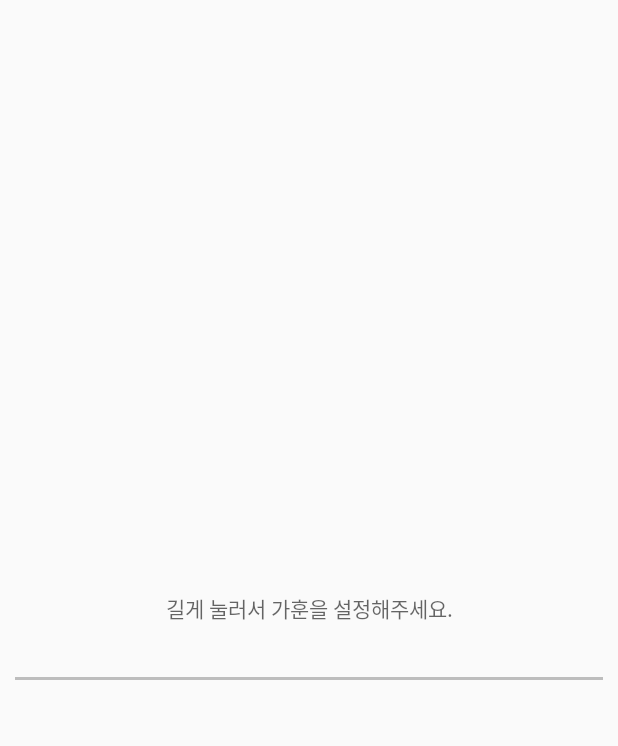
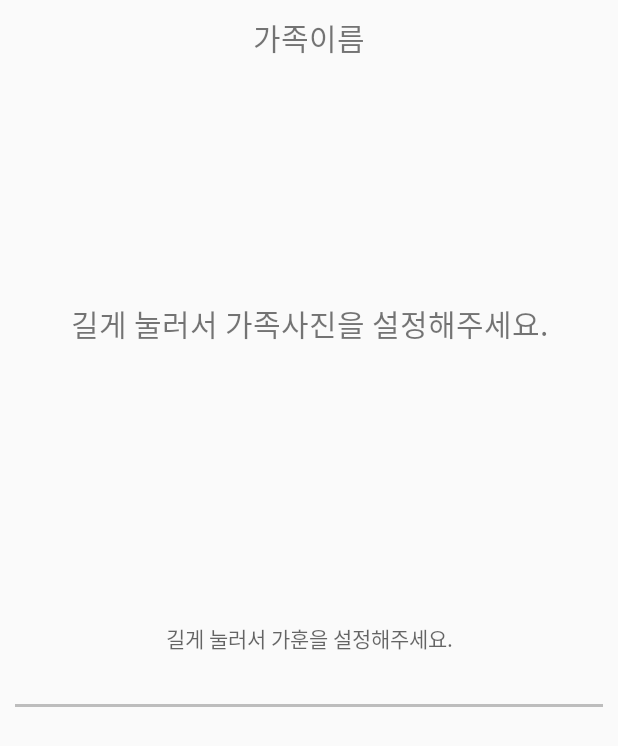
Before and after one commit to NanaYoungg/FamStory, an Android app: the layout fragment_profile.xml on its own in the app's theme, with its tools: preview values and no code run, on a phone screen of 412 x 824 dp. Shown: the top 746 px of the screen. Run offline under Robolectric (Android 15) with nearby library versions, the phone set to English and light mode, and no system bars.

Commit message:
edit profileFragment

```diff
--- a/app/build.gradle
+++ b/app/build.gradle
@@ -49,4 +49,7 @@ dependencies {
     implementation 'com.github.bumptech.glide:glide:4.9.0'
     annotationProcessor 'com.github.bumptech.glide:compiler:4.9.0'
 
+    implementation 'com.android.support:design:29.0.0'
+    implementation 'com.google.android.material:material:1.2.0'
+
 }
--- a/app/src/main/AndroidManifest.xml
+++ b/app/src/main/AndroidManifest.xml
@@ -32,4 +32,7 @@
         </activity>
     </application>
 
+    <uses-permission android:name="android.permission.READ_EXTERNAL_STORAGE"/>
+    <uses-permission android:name="android.permission.WRITE_EXTERNAL_STORAGE"/>
+
 </manifest>
--- a/app/src/main/java/com/hongsam/famstrory/fragment/ProfileFragment.java
+++ b/app/src/main/java/com/hongsam/famstrory/fragment/ProfileFragment.java
@@ -38,7 +38,7 @@ public class ProfileFragment extends Fragment {
     RecyclerView rvMember;
 
     EditText etTitle;
-    TextView tvTitle;
+    TextView tvTitle, tvEmpty;
     Button btnTitle;
 
     @Override
@@ -78,6 +78,7 @@ public class ProfileFragment extends Fragment {
 
             etTitle = v.findViewById(R.id.f_profile_et_title);
             tvTitle = v.findViewById(R.id.f_profile_tv_title);
+            tvEmpty = v.findViewById(R.id.f_profile_tv_empty);
             btnTitle = v.findViewById(R.id.f_profile_btn_title);
 
             tvTitle.setOnLongClickListener(new View.OnLongClickListener() {
@@ -87,6 +88,14 @@ public class ProfileFragment extends Fragment {
                     btnTitle.setVisibility(View.VISIBLE);
                     tvTitle.setVisibility(View.GONE);
                     mainActivity.showKeyboard(etTitle, true);
+                    return true;
+                }
+            });
+
+            tvEmpty.setOnLongClickListener(new View.OnLongClickListener() {
+                @Override
+                public boolean onLongClick(View v) {
+
                     return true;
                 }
             });
@@ -135,6 +144,10 @@ public class ProfileFragment extends Fragment {
         // 예시) button1.setBackgroundResource(R.drawable.image1);
     }
 
+    public void setFamilyPicture() {
+
+    }
+
     /**
      * 각종 리소스 null 처리
      * */
--- a/app/src/main/res/layout/fragment_profile.xml
+++ b/app/src/main/res/layout/fragment_profile.xml
@@ -1,53 +1,71 @@
 <?xml version="1.0" encoding="utf-8"?>
 <LinearLayout xmlns:android="http://schemas.android.com/apk/res/android"
+    xmlns:app="http://schemas.android.com/apk/res-auto"
     android:layout_width="match_parent"
     android:layout_height="match_parent"
-
-    xmlns:app="http://schemas.android.com/apk/res-auto"
     android:orientation="vertical">
 
     <LinearLayout
         android:layout_width="match_parent"
         android:layout_height="match_parent"
-        android:padding="10dp"
-        android:orientation="vertical">
+        android:orientation="vertical"
+        android:padding="10dp">
+
+        <TextView
+            android:id="@+id/f_profile_tv_fam_name"
+            android:layout_width="match_parent"
+            android:layout_height="wrap_content"
+            android:layout_marginBottom="10dp"
+            android:gravity="center"
+            android:text="가족이름"
+            android:textSize="20dp"/>
+
+        <TextView
+            android:id="@+id/f_profile_tv_empty"
+            android:layout_width="match_parent"
+            android:layout_height="0dp"
+            android:layout_weight="1"
+            android:gravity="center"
+            android:text="길게 눌러서 가족사진을 설정해주세요."
+            android:textSize="20dp"/>
 
         <androidx.cardview.widget.CardView
-            android:layout_width="wrap_content"
+            android:id="@+id/f_progile_cv_main"
+            android:layout_width="match_parent"
             android:layout_height="0dp"
+            android:layout_gravity="center"
             android:layout_weight="1"
-            android:layout_gravity="center"
             app:cardCornerRadius="15dp"
-            app:cardElevation="0dp">
+            app:cardElevation="0dp"
+            android:visibility="gone">
 
             <ImageView
                 android:id="@+id/f_profile_iv_main"
                 android:layout_width="match_parent"
                 android:layout_height="match_parent"
-                android:adjustViewBounds="true"
-               />
+                android:adjustViewBounds="true" />
 
         </androidx.cardview.widget.CardView>
 
         <LinearLayout
             android:layout_width="match_parent"
             android:layout_height="2dp"
+            android:layout_marginTop="10dp"
             android:layout_weight="0.2"
-            android:layout_marginTop="10dp"
             android:orientation="horizontal">
 
             <FrameLayout
                 android:layout_width="0dp"
                 android:layout_height="match_parent"
-                android:layout_weight="1"
-                android:layout_gravity="center">
+                android:layout_gravity="center"
+                android:layout_weight="1">
 
                 <TextView
                     android:id="@+id/f_profile_tv_title"
                     android:layout_width="match_parent"
                     android:layout_height="match_parent"
                     android:gravity="center"
-                    android:hint="길게 눌러서 가훈을 설정해주세요."/>
+                    android:hint="길게 눌러서 가훈을 설정해주세요." />
 
                 <EditText
                     android:id="@+id/f_profile_et_title"
@@ -55,7 +73,7 @@
                     android:layout_height="match_parent"
                     android:gravity="center"
                     android:imeOptions="actionDone"
-                    android:visibility="gone"/>
+                    android:visibility="gone" />
 
             </FrameLayout>
 
@@ -66,22 +84,22 @@
                 android:layout_gravity="center"
                 android:gravity="center"
                 android:text="완료"
-                android:visibility="gone"/>
+                android:visibility="gone" />
 
         </LinearLayout>
 
         <View
             android:layout_width="match_parent"
             android:layout_height="2dp"
-            android:background="#bdbdbd"
-            android:layout_marginVertical="10dp"/>
+            android:layout_marginVertical="10dp"
+            android:background="#bdbdbd" />
 
         <androidx.recyclerview.widget.RecyclerView
             android:id="@+id/f_profile_rv_member"
             android:layout_width="match_parent"
             android:layout_height="0dp"
             android:layout_weight="1"
-            app:layoutManager="androidx.recyclerview.widget.LinearLayoutManager"/>
+            app:layoutManager="androidx.recyclerview.widget.LinearLayoutManager" />
 
     </LinearLayout>
 
```
